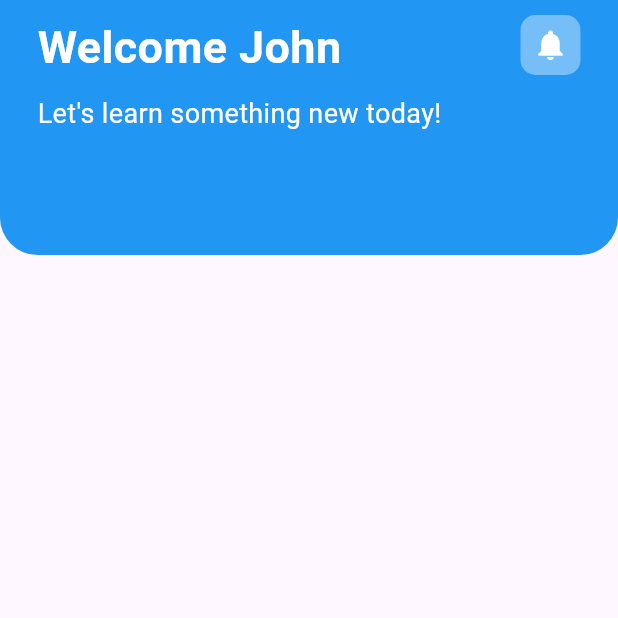
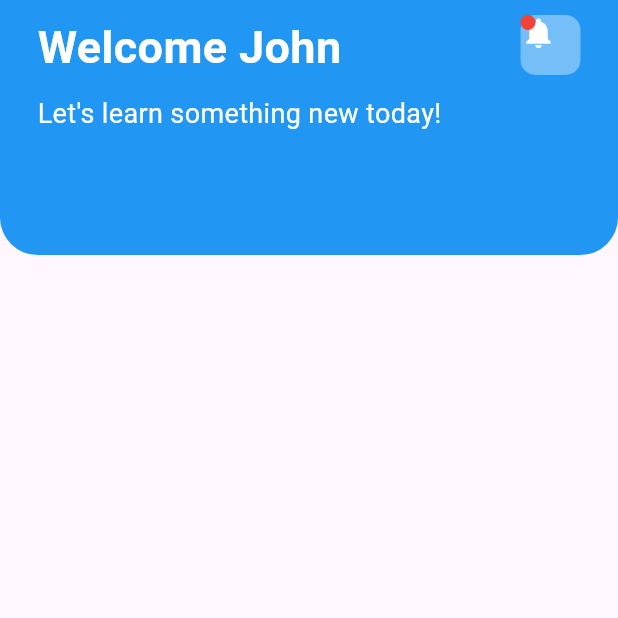
Before and after one commit to adogbeji/FlutterElearningAppPrototype, a Flutter app: the CourseHomeScreen screen opened by its route, on a phone screen of 412 x 824 dp, the top half of it. Run offline on Flutter 3.47's test engine with Material 3 defaults, Android fonts, the phone set to English and light mode, and no system bars.

Commit message:
Start adding notification circle to bell icon in course home screen header

```diff
--- a/lib/views/home/widgets/course_header.dart
+++ b/lib/views/home/widgets/course_header.dart
@@ -20,7 +20,9 @@ class CourseHeader extends StatelessWidget {
                 color: Colors.white,
               ),
             ),
-          SizedBox(height: 10,),
+            SizedBox(
+              height: 10,
+            ),
             Text(
               'Let\'s learn something new today!',
               style: TextStyle(
@@ -37,12 +39,30 @@ class CourseHeader extends StatelessWidget {
               width: 40,
               decoration: const BoxDecoration(
                 color: Colors.white38,
+                borderRadius: BorderRadius.all(
+                  Radius.circular(10),
+                ),
+              ),
+              child: Stack(
+                children: [
+                  const Icon(
+                    Icons.notifications,
+                    color: Colors.white,
+                  ),
+                  Container(
+                    height: 10,
+                    width: 10,
+                    decoration: const BoxDecoration(
+                      color: Colors.red,
                       borderRadius: BorderRadius.all(Radius.circular(10),),
                     ),
-            child: const Icon(Icons.notifications, color: Colors.white,),
                   ),
                 ],
               ),
-    ],);
+            ),
+          ],
+        ),
+      ],
+    );
   }
 }
```
Lines whose indentation alone changed are shown as unchanged.
